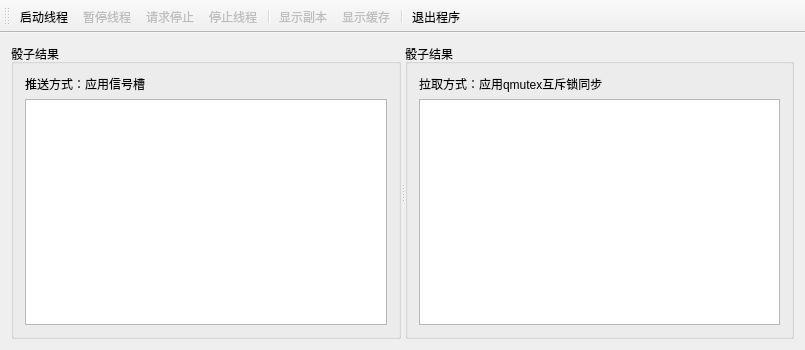
Old version of the form QThreadDemo/QThreadDemo.ui in the repository MarkChen16/QtDemo.
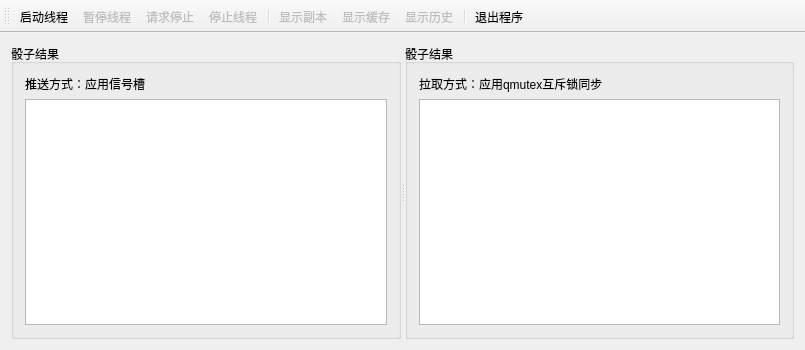
New version of the form. Icons and pictures are not drawn.

```diff
--- a/QThreadDemo/QThreadDemo.ui
+++ b/QThreadDemo/QThreadDemo.ui
@@ -75,6 +75,7 @@
    <addaction name="separator"/>
    <addaction name="actShowCopy"/>
    <addaction name="actShowBuff"/>
+   <addaction name="actShowHistory"/>
    <addaction name="separator"/>
    <addaction name="actQuit"/>
   </widget>
@@ -159,6 +160,18 @@
     <string>显示缓存</string>
    </property>
   </action>
+  <action name="actShowHistory">
+   <property name="enabled">
+    <bool>false</bool>
+   </property>
+   <property name="icon">
+    <iconset resource="QThreadDemo.qrc">
+     <normaloff>:/QThreadDemo/Resources/ACTIVITL.ICO</normaloff>:/QThreadDemo/Resources/ACTIVITL.ICO</iconset>
+   </property>
+   <property name="text">
+    <string>显示历史</string>
+   </property>
+  </action>
  </widget>
  <layoutdefault spacing="6" margin="11"/>
  <resources>
```
